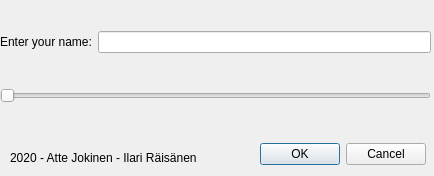
Qt form Game/startdialog.ui (Iledius/NysseGame) before a commit.
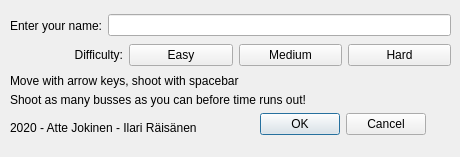
The same form after that commit.

Commit message: Added start dialog functionality. Begining work on difficulty settings

What changed in the file:
```diff
--- a/Game/startdialog.ui
+++ b/Game/startdialog.ui
@@ -6,47 +6,18 @@
    <rect>
     <x>0</x>
     <y>0</y>
-    <width>434</width>
-    <height>176</height>
+    <width>460</width>
+    <height>157</height>
    </rect>
   </property>
   <property name="windowTitle">
    <string>Dialog</string>
   </property>
-  <widget class="QWidget" name="gridLayoutWidget">
-   <property name="geometry">
-    <rect>
-     <x>0</x>
-     <y>2</y>
-     <width>431</width>
-     <height>132</height>
-    </rect>
-   </property>
-   <layout class="QGridLayout" name="gridLayout">
-    <item row="0" column="0">
-     <widget class="QLabel" name="label">
-      <property name="text">
-       <string>Enter your name:</string>
-      </property>
-     </widget>
-    </item>
-    <item row="0" column="1">
-     <widget class="QLineEdit" name="nameEdit"/>
-    </item>
-    <item row="1" column="0" colspan="2">
-     <widget class="QSlider" name="horizontalSlider">
-      <property name="orientation">
-       <enum>Qt::Horizontal</enum>
-      </property>
-     </widget>
-    </item>
-   </layout>
-  </widget>
-  <widget class="QLabel" name="label_3">
+  <widget class="QLabel" name="Credits">
    <property name="geometry">
     <rect>
      <x>10</x>
-     <y>150</y>
+     <y>120</y>
      <width>231</width>
      <height>16</height>
     </rect>
@@ -59,7 +30,7 @@
    <property name="geometry">
     <rect>
      <x>260</x>
-     <y>140</y>
+     <y>110</y>
      <width>166</width>
      <height>28</height>
     </rect>
@@ -68,6 +39,103 @@
     <set>QDialogButtonBox::Cancel|QDialogButtonBox::Ok</set>
    </property>
   </widget>
+  <widget class="QWidget" name="horizontalLayoutWidget">
+   <property name="geometry">
+    <rect>
+     <x>20</x>
+     <y>40</y>
+     <width>431</width>
+     <height>30</height>
+    </rect>
+   </property>
+   <layout class="QHBoxLayout" name="horizontalLayout">
+    <item>
+     <widget class="QLabel" name="difficultyLabel">
+      <property name="layoutDirection">
+       <enum>Qt::LeftToRight</enum>
+      </property>
+      <property name="text">
+       <string>Difficulty:</string>
+      </property>
+      <property name="alignment">
+       <set>Qt::AlignRight|Qt::AlignTrailing|Qt::AlignVCenter</set>
+      </property>
+     </widget>
+    </item>
+    <item>
+     <widget class="QPushButton" name="pushButton">
+      <property name="text">
+       <string>Easy</string>
+      </property>
+     </widget>
+    </item>
+    <item>
+     <widget class="QPushButton" name="pushButton_2">
+      <property name="text">
+       <string>Medium</string>
+      </property>
+     </widget>
+    </item>
+    <item>
+     <widget class="QPushButton" name="pushButton_3">
+      <property name="text">
+       <string>Hard</string>
+      </property>
+     </widget>
+    </item>
+   </layout>
+  </widget>
+  <widget class="QWidget" name="horizontalLayoutWidget_2">
+   <property name="geometry">
+    <rect>
+     <x>10</x>
+     <y>10</y>
+     <width>441</width>
+     <height>31</height>
+    </rect>
+   </property>
+   <layout class="QHBoxLayout" name="horizontalLayout_2">
+    <item>
+     <widget class="QLabel" name="enterNameLabel">
+      <property name="text">
+       <string>Enter your name:</string>
+      </property>
+      <property name="alignment">
+       <set>Qt::AlignRight|Qt::AlignTrailing|Qt::AlignVCenter</set>
+      </property>
+     </widget>
+    </item>
+    <item>
+     <widget class="QLineEdit" name="nameEdit"/>
+    </item>
+   </layout>
+  </widget>
+  <widget class="QLabel" name="label">
+   <property name="geometry">
+    <rect>
+     <x>10</x>
+     <y>70</y>
+     <width>441</width>
+     <height>21</height>
+    </rect>
+   </property>
+   <property name="text">
+    <string>Move with arrow keys, shoot with spacebar</string>
+   </property>
+  </widget>
+  <widget class="QLabel" name="label_2">
+   <property name="geometry">
+    <rect>
+     <x>10</x>
+     <y>90</y>
+     <width>431</width>
+     <height>20</height>
+    </rect>
+   </property>
+   <property name="text">
+    <string>Shoot as many busses as you can before time runs out!</string>
+   </property>
+  </widget>
  </widget>
  <resources/>
  <connections/>
```
The commit also changes 3 other files.
